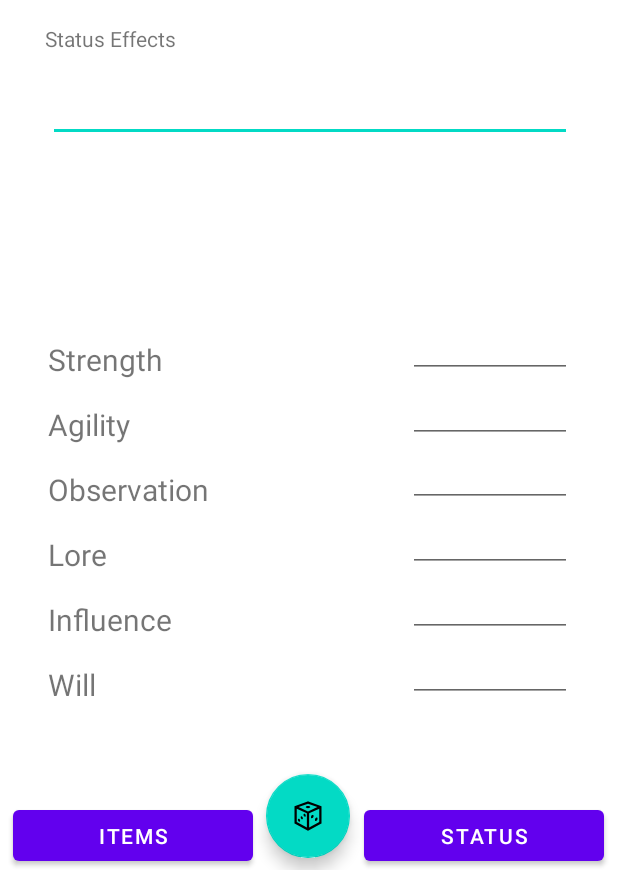
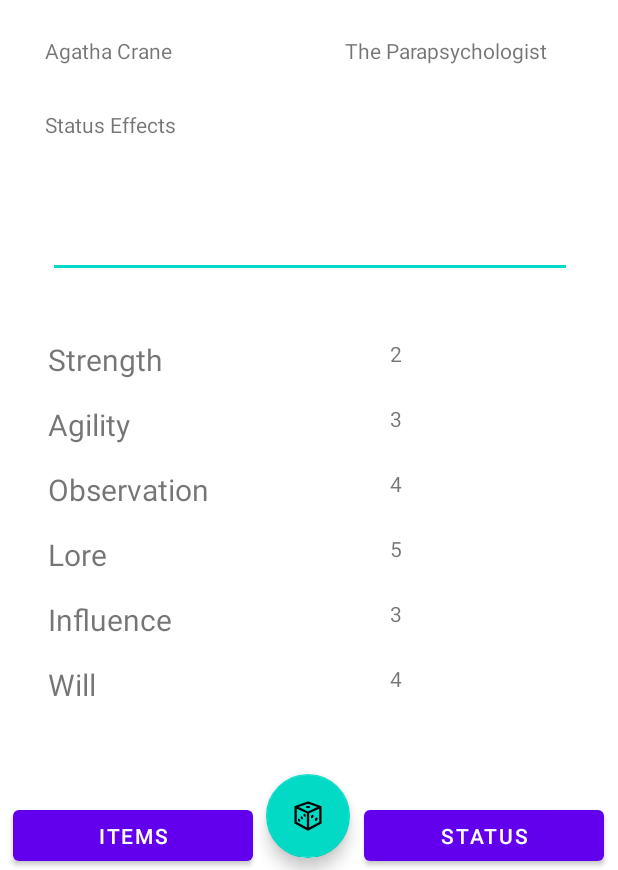
Before and after one commit to wabaja/Mansions-of-Madness-Companion, an Android app: the screen it shows after launch (MainActivity), on a phone screen of 412 x 824 dp, the part 366-1236 px from its top. Run offline under Robolectric (Android 15) with nearby library versions, the phone set to English and light mode, and no system bars.

Commit message:
Added linkage between UI outputs and character array. Fixed a bunch of background array errors that had to do with null pointers.

```diff
--- a/app/src/main/java/com/example/mansionsofmadness/MainActivity.java
+++ b/app/src/main/java/com/example/mansionsofmadness/MainActivity.java
@@ -11,22 +11,25 @@ import android.view.View;
 import android.widget.Button;
 import android.widget.ImageButton;
 import android.widget.PopupMenu;
+import android.widget.TextView;
 
 
 public class MainActivity extends AppCompatActivity {
+
 
     @Override
     protected void onCreate(Bundle savedInstanceState) {
         super.onCreate(savedInstanceState);
         setContentView(R.layout.activity_main);
 
+        // Enables a drop down list from the character portrait
         ImageButton imageButton;
         imageButton = (ImageButton) findViewById(R.id.characterImageButton);
 
         imageButton.setOnClickListener(new View.OnClickListener() {
             @Override
             public void onClick(View view) {
-                PopupMenu charPopUpMenu = new PopupMenu(MainActivity.this,imageButton);
+                PopupMenu charPopUpMenu = new PopupMenu(MainActivity.this, imageButton);
                 charPopUpMenu.getMenuInflater().inflate(R.menu.character_menu, charPopUpMenu.getMenu());
                 charPopUpMenu.setOnMenuItemClickListener(new PopupMenu.OnMenuItemClickListener() {
                     @Override
@@ -37,6 +40,74 @@ public class MainActivity extends AppCompatActivity {
                 charPopUpMenu.show();
             }
         });
+
+        // Create the array of character info
+        characterInfo[] characterArray = new characterInfo[8];
+        //Initialize the class objects in the array
+        characterArray[0] = new characterInfo();
+        characterArray[1] = new characterInfo();
+        characterArray[2] = new characterInfo();
+        characterArray[3] = new characterInfo();
+        characterArray[4] = new characterInfo();
+        characterArray[5] = new characterInfo();
+        characterArray[6] = new characterInfo();
+        characterArray[7] = new characterInfo();
+
+        //Map the selected array element to the transit variable
+        characterInfo selectedCharacter = new characterInfo();
+        selectedCharacter = characterArray[0];
+
+        // Populate character info
+        // Agatha Crane
+        characterArray[0].name = "Agatha Crane";
+        characterArray[0].bio = "The Parapsychologist";
+        characterArray[0].ability = "After you resolve a horror check, gain 1 Clue";
+        characterArray[0].image = "";
+        characterArray[0].stat_Health = 5;
+        characterArray[0].stat_Sanity = 9;
+        characterArray[0].stat_Strength = 2;
+        characterArray[0].stat_Agility = 3;
+        characterArray[0].stat_Lore = 5;
+        characterArray[0].stat_Will = 4;
+        characterArray[0].stat_Influence = 3;
+        characterArray[0].stat_Observation = 4;
+
+        //AWilliam Yorick
+        characterArray[1].name = "William Yorick";
+        characterArray[1].bio = "The Parapsychologist";
+        characterArray[1].ability = "Whenever a monster is defeated, gain one clue.";
+        characterArray[1].image = "";
+        characterArray[1].stat_Health = 7;
+        characterArray[1].stat_Sanity = 7;
+        characterArray[1].stat_Strength = 4;
+        characterArray[1].stat_Agility = 3;
+        characterArray[1].stat_Lore = 3;
+        characterArray[1].stat_Will = 4;
+        characterArray[1].stat_Influence = 4;
+        characterArray[1].stat_Observation = 3;
+
+        // Create links to the output boxes
+        TextView text_name = (TextView) findViewById(R.id.heading_Name);
+        TextView text_bio = (TextView) findViewById(R.id.heading_Bio);
+
+
+        TextView text_strength = (TextView) findViewById(R.id.output_strength);
+        TextView text_agility = (TextView) findViewById(R.id.output_agility);
+        TextView text_will = (TextView) findViewById(R.id.output_will);
+        TextView text_lore = (TextView) findViewById(R.id.output_lore);
+        TextView text_observation = (TextView) findViewById(R.id.output_observation);
+        TextView text_influence = (TextView) findViewById(R.id.output_influence);
+
+        //Write the output values to the boxes
+        text_name.setText(selectedCharacter.name);
+        text_bio.setText(selectedCharacter.bio);
+
+        text_strength.setText(""+selectedCharacter.stat_Strength);
+        text_agility.setText(""+selectedCharacter.stat_Agility);
+        text_will.setText(""+selectedCharacter.stat_Will);
+        text_lore.setText(""+selectedCharacter.stat_Lore);
+        text_observation.setText(""+selectedCharacter.stat_Observation);
+        text_influence.setText(""+selectedCharacter.stat_Influence);
     }
 
     public void changePage(View view) {
@@ -44,8 +115,4 @@ public class MainActivity extends AppCompatActivity {
         startActivity(intent);
     }
 
-
-
-    // Declare all character objects
-
 }
--- a/app/src/main/java/com/example/mansionsofmadness/characterInfo.java
+++ b/app/src/main/java/com/example/mansionsofmadness/characterInfo.java
@@ -4,16 +4,18 @@ import android.content.Intent;
 
 // Class to store each characters information
 public class characterInfo {
-    String name             = "";
-    String image            = "";
-    String bio              = "";
-    String ability          = "";
+    // Variable declarations
+    String name;
+    String image;
+    String bio;
+    String ability;
 
-    Integer stat_Health     = 0;
-    Integer stat_Sanity     = 0;
-    Integer stat_Strength   = 0;
-    Integer stat_Agility    = 0;
-    Integer stat_Lore       = 0;
-    Integer stat_Influence  = 0;
-    Integer stat_Will       = 0;
+    int stat_Health;
+    int stat_Sanity;
+    int stat_Strength;
+    int stat_Agility;
+    int stat_Lore;
+    int stat_Observation;
+    int stat_Influence;
+    int stat_Will;
 }
--- a/app/src/main/res/layout/activity_main.xml
+++ b/app/src/main/res/layout/activity_main.xml
@@ -70,9 +70,11 @@
         android:layout_width="349dp"
         android:layout_height="wrap_content"
         android:layout_marginTop="8dp"
+        android:layout_marginBottom="8dp"
         android:ems="10"
         android:gravity="start|top"
         android:inputType="textMultiLine"
+        app:layout_constraintBottom_toTopOf="@+id/heading_str"
         app:layout_constraintEnd_toEndOf="@+id/button_Sanity"
         app:layout_constraintStart_toStartOf="@+id/heading_PlayerStatus"
         app:layout_constraintTop_toBottomOf="@+id/heading_PlayerStatus" />
@@ -81,10 +83,28 @@
         android:id="@+id/heading_PlayerStatus"
         android:layout_width="152dp"
         android:layout_height="25dp"
-        android:layout_marginTop="16dp"
+        android:layout_marginTop="24dp"
+        android:text="@string/heading_PlayerStatus"
+        app:layout_constraintStart_toStartOf="@+id/characterImageButton"
+        app:layout_constraintTop_toBottomOf="@+id/heading_Name" />
+
+    <TextView
+        android:id="@+id/heading_Name"
+        android:layout_width="152dp"
+        android:layout_height="25dp"
+        android:layout_marginTop="24dp"
         android:text="@string/heading_PlayerStatus"
         app:layout_constraintStart_toStartOf="@+id/characterImageButton"
         app:layout_constraintTop_toBottomOf="@+id/characterImageButton" />
+
+    <TextView
+        android:id="@+id/heading_Bio"
+        android:layout_width="152dp"
+        android:layout_height="25dp"
+        android:layout_marginStart="200dp"
+        android:text="@string/heading_PlayerStatus"
+        app:layout_constraintStart_toStartOf="@+id/characterImageButton"
+        app:layout_constraintTop_toTopOf="@+id/heading_Name" />
 
     <TextView
         android:id="@+id/heading_str"
@@ -152,58 +172,53 @@
         app:layout_constraintBottom_toTopOf="@+id/button_Item"
         app:layout_constraintStart_toStartOf="@+id/editTextTextMultiLine" />
 
-    <EditText
-        android:id="@+id/value_str"
-        android:layout_width="109dp"
-        android:layout_height="26dp"
-        android:ems="10"
-        android:inputType="number"
-        app:layout_constraintEnd_toEndOf="@+id/editTextTextMultiLine"
+    <TextView
+        android:id="@+id/output_strength"
+        android:layout_width="50dp"
+        android:layout_height="27dp"
+        android:text="TextView"
+        app:layout_constraintStart_toStartOf="@+id/output_agility"
         app:layout_constraintTop_toTopOf="@+id/heading_str" />
 
-    <EditText
-        android:id="@+id/value_agility"
-        android:layout_width="109dp"
-        android:layout_height="26dp"
-        android:ems="10"
-        android:inputType="number"
-        app:layout_constraintEnd_toEndOf="@+id/editTextTextMultiLine"
+    <TextView
+        android:id="@+id/output_agility"
+        android:layout_width="50dp"
+        android:layout_height="27dp"
+        android:text="TextView"
+        app:layout_constraintStart_toStartOf="@+id/output_observation"
         app:layout_constraintTop_toTopOf="@+id/heading_agility" />
 
-    <EditText
-        android:id="@+id/value_lore"
-        android:layout_width="109dp"
-        android:layout_height="25dp"
-        android:ems="10"
-        android:inputType="number"
-        app:layout_constraintEnd_toEndOf="@+id/editTextTextMultiLine"
+    <TextView
+        android:id="@+id/output_observation"
+        android:layout_width="50dp"
+        android:layout_height="27dp"
+        android:text="TextView"
+        app:layout_constraintStart_toStartOf="@+id/output_lore"
+        app:layout_constraintTop_toTopOf="@+id/heading_observation" />
+
+    <TextView
+        android:id="@+id/output_lore"
+        android:layout_width="50dp"
+        android:layout_height="27dp"
+        android:text="TextView"
+        app:layout_constraintStart_toStartOf="@+id/output_influence"
         app:layout_constraintTop_toTopOf="@+id/heading_lore" />
 
-    <EditText
-        android:id="@+id/value_observation"
-        android:layout_width="109dp"
-        android:layout_height="25dp"
-        android:ems="10"
-        android:inputType="number"
-        app:layout_constraintEnd_toEndOf="@+id/editTextTextMultiLine"
-        app:layout_constraintTop_toTopOf="@+id/heading_observation" />
-
-    <EditText
-        android:id="@+id/value_influence"
-        android:layout_width="109dp"
-        android:layout_height="25dp"
-        android:ems="10"
-        android:inputType="number"
-        app:layout_constraintEnd_toEndOf="@+id/editTextTextMultiLine"
+    <TextView
+        android:id="@+id/output_influence"
+        android:layout_width="50dp"
+        android:layout_height="27dp"
+        android:text="TextView"
+        app:layout_constraintStart_toStartOf="@+id/output_will"
         app:layout_constraintTop_toTopOf="@+id/heading_influence" />
 
-    <EditText
-        android:id="@+id/value_will"
-        android:layout_width="109dp"
-        android:layout_height="25dp"
-        android:ems="10"
-        android:inputType="number"
-        app:layout_constraintEnd_toEndOf="@+id/editTextTextMultiLine"
+    <TextView
+        android:id="@+id/output_will"
+        android:layout_width="50dp"
+        android:layout_height="27dp"
+        android:layout_marginStart="8dp"
+        android:text="TextView"
+        app:layout_constraintStart_toEndOf="@+id/heading_iwill"
         app:layout_constraintTop_toTopOf="@+id/heading_iwill" />
 
 
```
Also changed, not shown: 1 other file.
